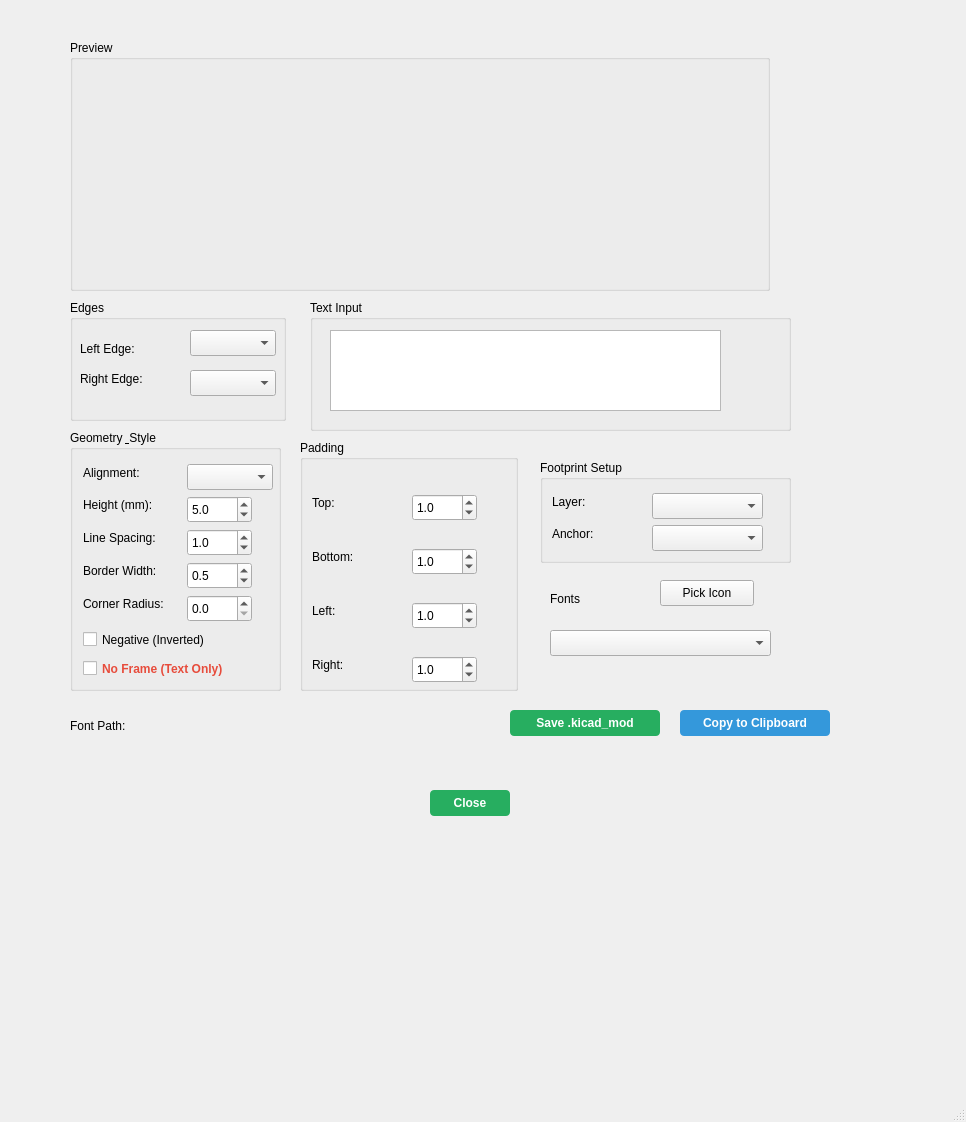
Old version of the form gui.ui in the repository thanhduongvs/kicad-text-label.
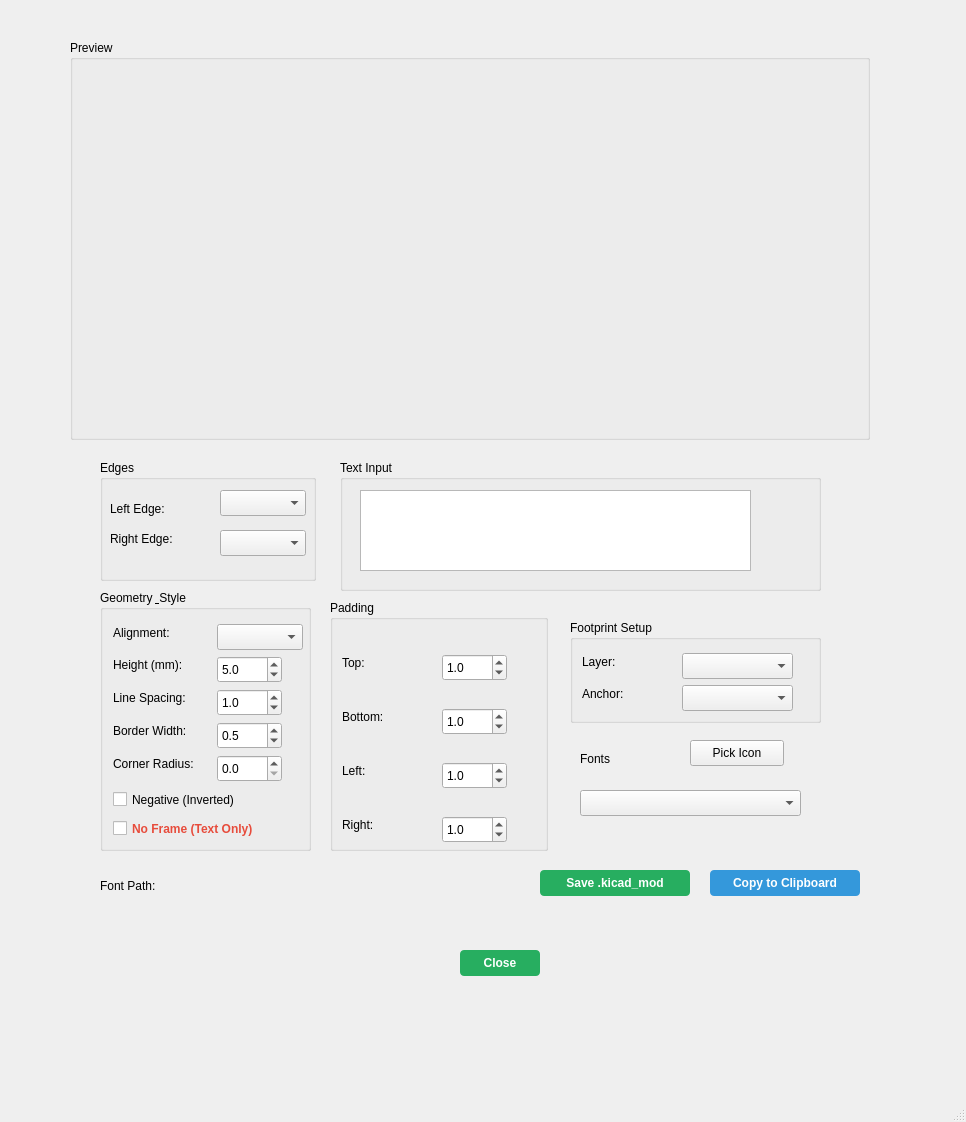
New version of the form. Icons and pictures are not drawn.

```diff
--- a/gui.ui
+++ b/gui.ui
@@ -17,8 +17,8 @@
    <widget class="QPushButton" name="buttonSave">
     <property name="geometry">
      <rect>
-      <x>510</x>
-      <y>710</y>
+      <x>540</x>
+      <y>870</y>
       <width>150</width>
       <height>26</height>
      </rect>
@@ -36,8 +36,8 @@
    <widget class="QPushButton" name="buttonCopy">
     <property name="geometry">
      <rect>
-      <x>680</x>
-      <y>710</y>
+      <x>710</x>
+      <y>870</y>
       <width>150</width>
       <height>26</height>
      </rect>
@@ -67,8 +67,8 @@
    <widget class="QPushButton" name="buttonClose">
     <property name="geometry">
      <rect>
-      <x>430</x>
-      <y>790</y>
+      <x>460</x>
+      <y>950</y>
       <width>80</width>
       <height>26</height>
      </rect>
@@ -86,8 +86,8 @@
    <widget class="QGroupBox" name="groupBoxInput">
     <property name="geometry">
      <rect>
-      <x>310</x>
-      <y>300</y>
+      <x>340</x>
+      <y>460</y>
       <width>481</width>
       <height>131</height>
      </rect>
@@ -111,8 +111,8 @@
      <rect>
       <x>70</x>
       <y>40</y>
-      <width>700</width>
-      <height>251</height>
+      <width>800</width>
+      <height>400</height>
      </rect>
     </property>
     <property name="title">
@@ -122,8 +122,8 @@
    <widget class="QLabel" name="labelFontDir">
     <property name="geometry">
      <rect>
-      <x>70</x>
-      <y>700</y>
+      <x>100</x>
+      <y>860</y>
       <width>401</width>
       <height>51</height>
      </rect>
@@ -135,8 +135,8 @@
    <widget class="QLabel" name="labelFont">
     <property name="geometry">
      <rect>
-      <x>550</x>
-      <y>590</y>
+      <x>580</x>
+      <y>750</y>
       <width>66</width>
       <height>18</height>
      </rect>
@@ -148,8 +148,8 @@
    <widget class="QComboBox" name="comboFont">
     <property name="geometry">
      <rect>
-      <x>550</x>
-      <y>630</y>
+      <x>580</x>
+      <y>790</y>
       <width>221</width>
       <height>26</height>
      </rect>
@@ -158,8 +158,8 @@
    <widget class="QPushButton" name="buttonIcon">
     <property name="geometry">
      <rect>
-      <x>660</x>
-      <y>580</y>
+      <x>690</x>
+      <y>740</y>
       <width>94</width>
       <height>26</height>
      </rect>
@@ -171,8 +171,8 @@
    <widget class="QGroupBox" name="groupBoxFootprint">
     <property name="geometry">
      <rect>
-      <x>540</x>
-      <y>460</y>
+      <x>570</x>
+      <y>620</y>
       <width>251</width>
       <height>103</height>
      </rect>
@@ -230,8 +230,8 @@
    <widget class="QGroupBox" name="groupBoxPadding">
     <property name="geometry">
      <rect>
-      <x>300</x>
-      <y>440</y>
+      <x>330</x>
+      <y>600</y>
       <width>218</width>
       <height>251</height>
      </rect>
@@ -383,8 +383,8 @@
    <widget class="QGroupBox" name="groupBoxEdges">
     <property name="geometry">
      <rect>
-      <x>70</x>
-      <y>300</y>
+      <x>100</x>
+      <y>460</y>
       <width>216</width>
       <height>121</height>
      </rect>
@@ -442,8 +442,8 @@
    <widget class="QGroupBox" name="groupBoxGeometry">
     <property name="geometry">
      <rect>
-      <x>70</x>
-      <y>430</y>
+      <x>100</x>
+      <y>590</y>
       <width>211</width>
       <height>261</height>
      </rect>
```
